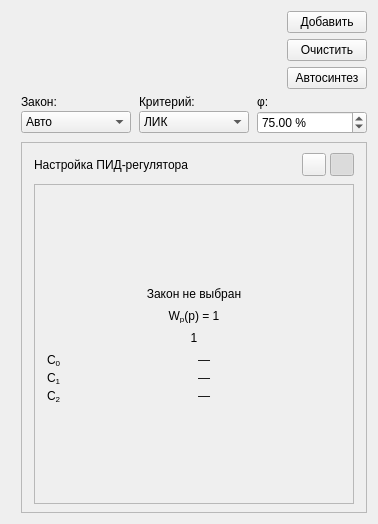
Before: the Qt Designer form ui/tabs/synthesis-tab.ui in VadmanBat/Irbis, drawn with Qt 5.
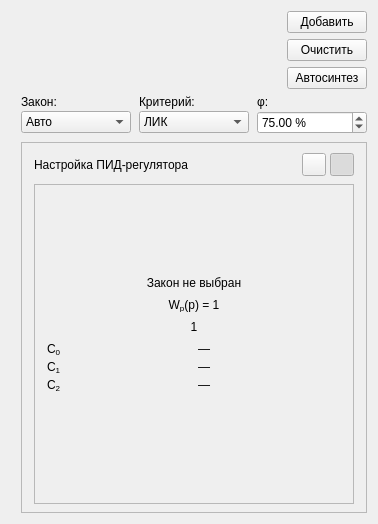
After: the same form once the commit is applied. Custom widgets are drawn as their Qt base class.

Diff of the .ui file:
```diff
--- a/ui/tabs/synthesis-tab.ui
+++ b/ui/tabs/synthesis-tab.ui
@@ -684,6 +684,25 @@
                     </item>
                    </layout>
                   </item>
+                  <item>
+                   <widget class="QLabel" name="faceOmegaLabel">
+                    <property name="toolTip">
+                     <string>Рабочая частота регулятора</string>
+                    </property>
+                    <property name="text">
+                     <string/>
+                    </property>
+                    <property name="textFormat">
+                     <enum>Qt::RichText</enum>
+                    </property>
+                    <property name="alignment">
+                     <set>Qt::AlignCenter</set>
+                    </property>
+                    <property name="visible">
+                     <bool>false</bool>
+                    </property>
+                   </widget>
+                  </item>
                   <item>
                    <spacer name="faceMidSpacer">
                     <property name="orientation">
```
Left out of the diff: 20 changed lines with no effect on the pictures.
